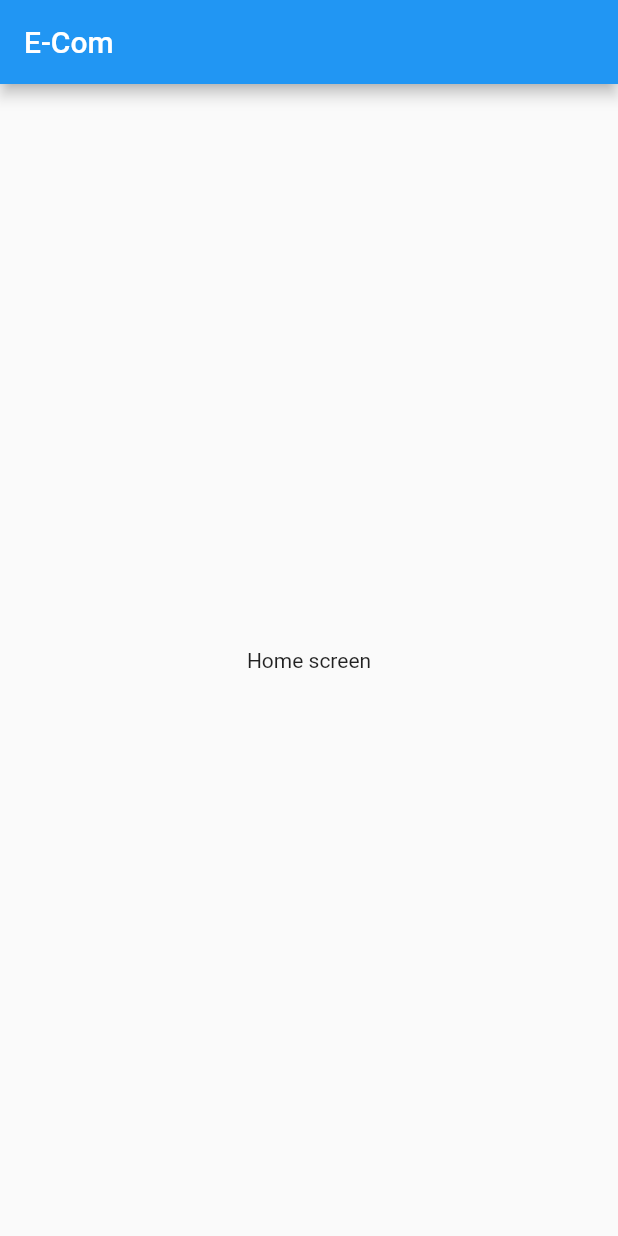
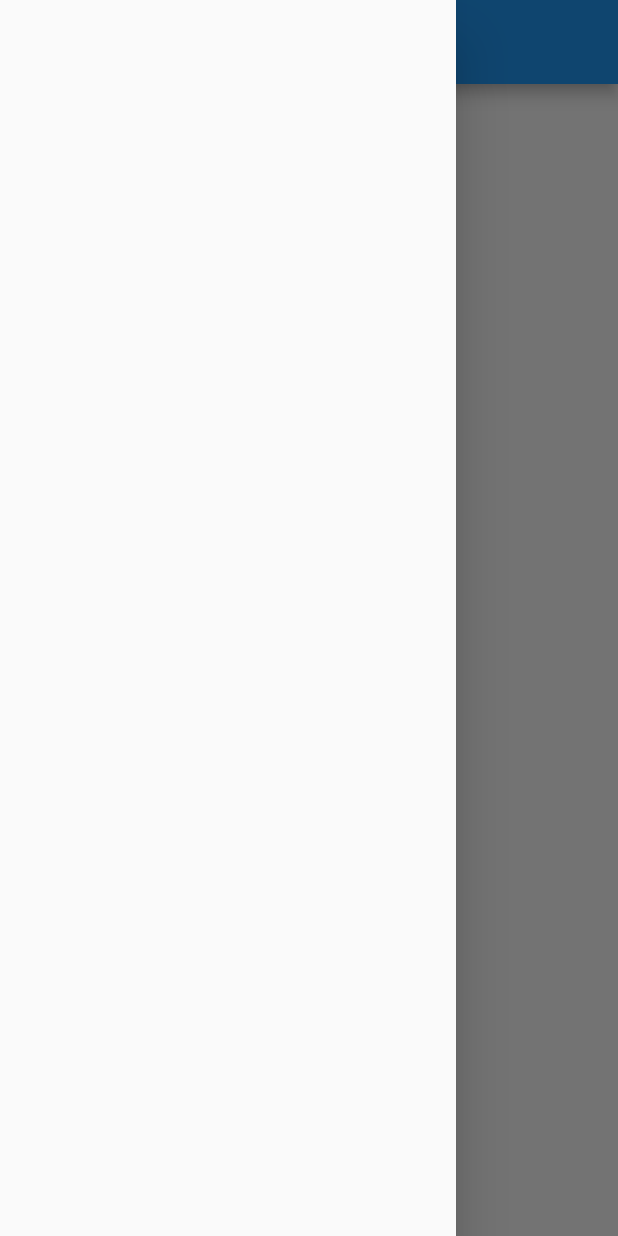
Before and after one commit to ashiq2002/Flutter1, a Flutter app: the screen it shows after launch, with the side drawer open (before the commit the screen has no drawer), on a phone screen of 412 x 824 dp. Run offline on Flutter 3.47's test engine with Material 2 defaults, Android fonts, the phone set to English and light mode, and no system bars.

Commit message:
day1 scaffold

```diff
--- a/e_com/lib/screen/home_screen.dart
+++ b/e_com/lib/screen/home_screen.dart
@@ -12,6 +12,8 @@ class HomeScreen extends StatelessWidget {
       body: const Center(
         child: Text('Home screen'),
       ),
+
+      drawer: const Drawer(),
     );
   }
 }
```
Also changed, not shown: 3 other files.
